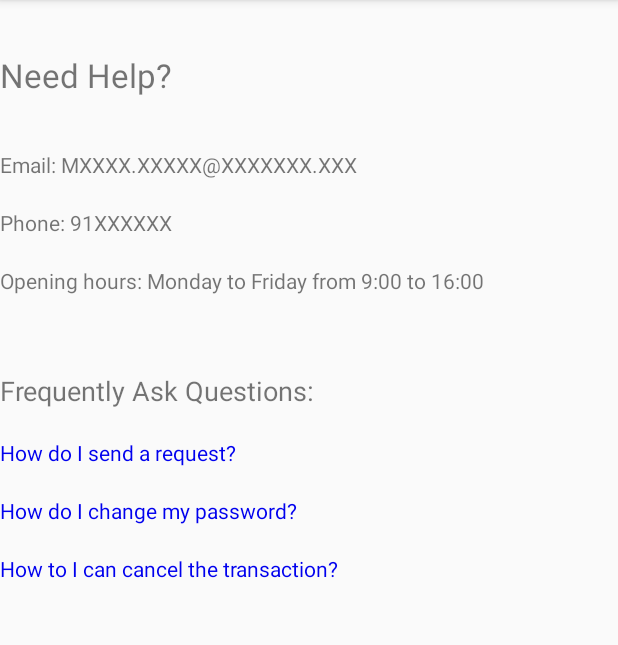
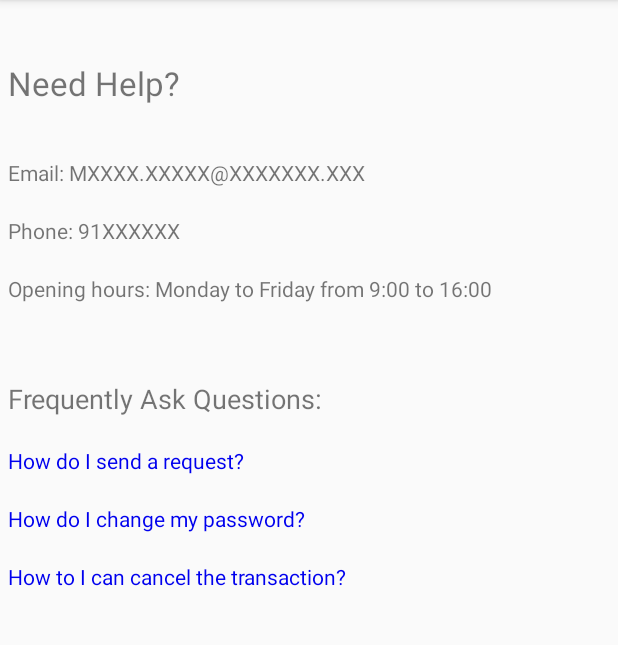
Before and after one commit to mmoshf17/MicroLendr1, an Android app: the Help screen opened directly, with no data from a screen before it, on a phone screen of 412 x 824 dp, the part 84-729 px from its top. Run offline under Robolectric (Android 15) with nearby library versions, the phone set to English and light mode, and no system bars.

Commit message:
Added more features (HELP ACTIVITY)

```diff
--- a/app/src/main/res/layout/activity_help.xml
+++ b/app/src/main/res/layout/activity_help.xml
@@ -1,5 +1,6 @@
 <?xml version="1.0" encoding="utf-8"?>
 <LinearLayout android:orientation="vertical"
+    android:padding="5dp"
     xmlns:android="http://schemas.android.com/apk/res/android" android:layout_width="match_parent"
     android:layout_height="match_parent">
 
@@ -13,7 +14,7 @@
     <TextView
         android:layout_width="wrap_content"
         android:layout_height="wrap_content"
-        android:textSize="22dp"
+        android:textSize="22sp"
         android:text="@string/txtNeedHelp"
         />
 
--- a/app/src/main/res/layout/activity_profile_settings.xml
+++ b/app/src/main/res/layout/activity_profile_settings.xml
@@ -1,5 +1,6 @@
 <?xml version="1.0" encoding="utf-8"?>
 <LinearLayout android:orientation="vertical"
+    android:padding="5dp"
     xmlns:android="http://schemas.android.com/apk/res/android"
     xmlns:tools="http://schemas.android.com/tools"
     android:layout_width="match_parent"
--- a/app/src/main/res/layout/activity_terms_conditions.xml
+++ b/app/src/main/res/layout/activity_terms_conditions.xml
@@ -1,5 +1,6 @@
 <?xml version="1.0" encoding="utf-8"?>
 <LinearLayout android:orientation="vertical"
+    android:padding="10dp"
     xmlns:android="http://schemas.android.com/apk/res/android" android:layout_width="match_parent"
     android:layout_height="match_parent">
 
```
Also changed, not shown: app/src/main/java/com/example/mohib/microlendr/ProfileSettingsActivity.java (+3 -5 lines).
